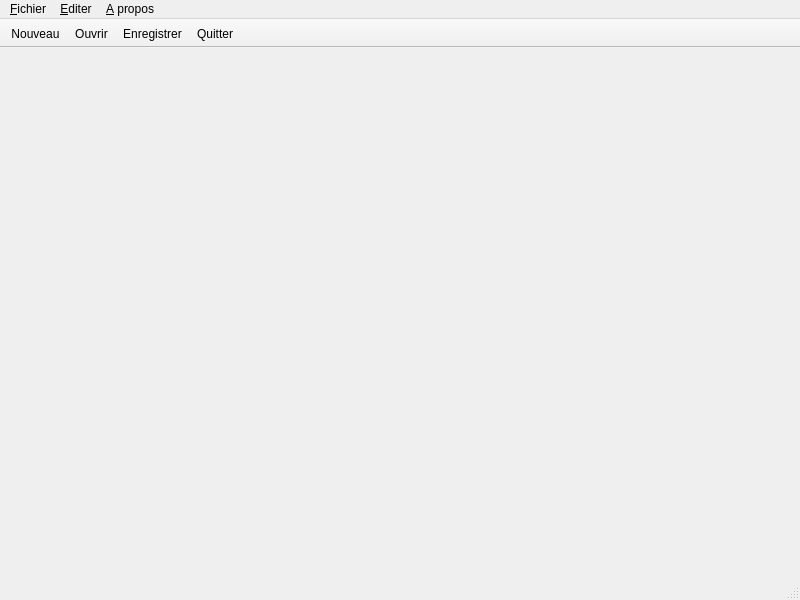
Before: the Qt Designer form interface/mainwindow.ui in TriComp/TriComp, drawn with Qt 5.
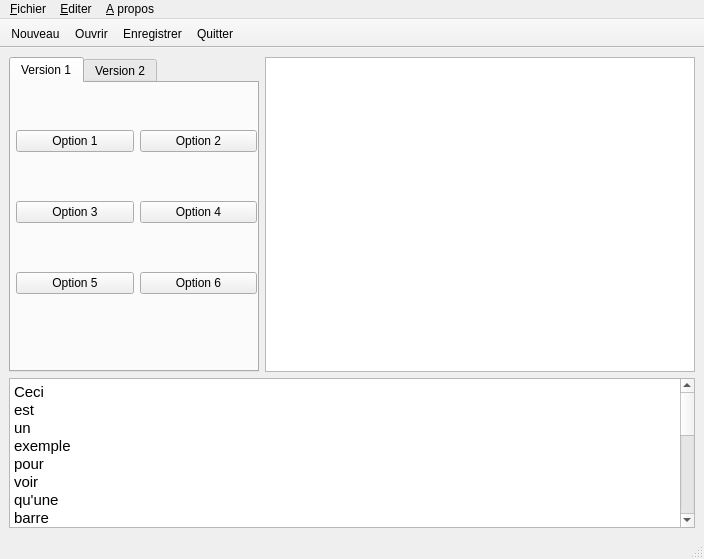
After: the same form once the commit is applied. Icons and pictures are not drawn.

Commit message: [interface] Allure générale de l'interface : premier jet

Diff of the .ui file:
```diff
--- a/interface/mainwindow.ui
+++ b/interface/mainwindow.ui
@@ -6,8 +6,8 @@
    <rect>
     <x>0</x>
     <y>0</y>
-    <width>800</width>
-    <height>600</height>
+    <width>704</width>
+    <height>559</height>
    </rect>
   </property>
   <property name="cursor">
@@ -17,15 +17,194 @@
    <string>TriComp</string>
   </property>
   <widget class="QWidget" name="centralwidget">
-   <layout class="QVBoxLayout" name="verticalLayout"/>
+   <layout class="QVBoxLayout" name="verticalLayout">
+    <item>
+     <layout class="QVBoxLayout" name="verticalLayout_2">
+      <item>
+       <layout class="QHBoxLayout" name="horizontalLayout">
+        <item>
+         <widget class="QTabWidget" name="tabWidget">
+          <property name="minimumSize">
+           <size>
+            <width>180</width>
+            <height>0</height>
+           </size>
+          </property>
+          <property name="maximumSize">
+           <size>
+            <width>250</width>
+            <height>16777215</height>
+           </size>
+          </property>
+          <property name="currentIndex">
+           <number>0</number>
+          </property>
+          <widget class="QWidget" name="tab">
+           <attribute name="title">
+            <string>Version 1</string>
+           </attribute>
+           <widget class="QWidget" name="gridLayoutWidget">
+            <property name="geometry">
+             <rect>
+              <x>5</x>
+              <y>4</y>
+              <width>241</width>
+              <height>251</height>
+             </rect>
+            </property>
+            <layout class="QGridLayout" name="gridLayout">
+             <item row="0" column="0">
+              <widget class="QPushButton" name="pushButton">
+               <property name="text">
+                <string>Option 1</string>
+               </property>
+               <property name="iconSize">
+                <size>
+                 <width>16</width>
+                 <height>16</height>
+                </size>
+               </property>
+               <property name="checkable">
+                <bool>true</bool>
+               </property>
+               <property name="autoExclusive">
+                <bool>true</bool>
+               </property>
+              </widget>
+             </item>
+             <item row="1" column="1">
+              <widget class="QPushButton" name="pushButton_4">
+               <property name="text">
+                <string>Option 4</string>
+               </property>
+               <property name="checkable">
+                <bool>true</bool>
+               </property>
+               <property name="autoExclusive">
+                <bool>true</bool>
+               </property>
+              </widget>
+             </item>
+             <item row="0" column="1">
+              <widget class="QPushButton" name="pushButton_3">
+               <property name="text">
+                <string>Option 2</string>
+               </property>
+               <property name="checkable">
+                <bool>true</bool>
+               </property>
+               <property name="autoExclusive">
+                <bool>true</bool>
+               </property>
+              </widget>
+             </item>
+             <item row="2" column="1">
+              <widget class="QPushButton" name="pushButton_6">
+               <property name="text">
+                <string>Option 6</string>
+               </property>
+               <property name="checkable">
+                <bool>true</bool>
+               </property>
+               <property name="autoExclusive">
+                <bool>true</bool>
+               </property>
+              </widget>
+             </item>
+             <item row="1" column="0">
+              <widget class="QPushButton" name="pushButton_2">
+               <property name="text">
+                <string>Option 3</string>
+               </property>
+               <property name="checkable">
+                <bool>true</bool>
+               </property>
+               <property name="autoExclusive">
+                <bool>true</bool>
+               </property>
+              </widget>
+             </item>
+             <item row="2" column="0">
+              <widget class="QPushButton" name="pushButton_5">
+               <property name="text">
+                <string>Option 5</string>
+               </property>
+               <property name="checkable">
+                <bool>true</bool>
+               </property>
+               <property name="autoExclusive">
+                <bool>true</bool>
+               </property>
+              </widget>
+             </item>
+            </layout>
+           </widget>
+          </widget>
+          <widget class="QWidget" name="tab_2">
+           <attribute name="title">
+            <string>Version 2</string>
+           </attribute>
+          </widget>
+         </widget>
+        </item>
+        <item>
+         <widget class="QGraphicsView" name="graphicsView"/>
+        </item>
+       </layout>
+      </item>
+      <item>
+       <widget class="QTextEdit" name="textEdit">
+        <property name="maximumSize">
+         <size>
+          <width>16777215</width>
+          <height>150</height>
+         </size>
+        </property>
+        <property name="readOnly">
+         <bool>true</bool>
+        </property>
+        <property name="html">
+         <string>&lt;!DOCTYPE HTML PUBLIC &quot;-//W3C//DTD HTML 4.0//EN&quot; &quot;http://www.w3.org/TR/REC-html40/strict.dtd&quot;&gt;
+&lt;html&gt;&lt;head&gt;&lt;meta name=&quot;qrichtext&quot; content=&quot;1&quot; /&gt;&lt;style type=&quot;text/css&quot;&gt;
+p, li { white-space: pre-wrap; }
+&lt;/style&gt;&lt;/head&gt;&lt;body style=&quot; font-family:'Ubuntu'; font-size:11pt; font-weight:400; font-style:normal;&quot;&gt;
+&lt;p style=&quot; margin-top:0px; margin-bottom:0px; margin-left:0px; margin-right:0px; -qt-block-indent:0; text-indent:0px;&quot;&gt;Ceci&lt;/p&gt;
+&lt;p style=&quot; margin-top:0px; margin-bottom:0px; margin-left:0px; margin-right:0px; -qt-block-indent:0; text-indent:0px;&quot;&gt;est&lt;/p&gt;
+&lt;p style=&quot; margin-top:0px; margin-bottom:0px; margin-left:0px; margin-right:0px; -qt-block-indent:0; text-indent:0px;&quot;&gt;un &lt;/p&gt;
+&lt;p style=&quot; margin-top:0px; margin-bottom:0px; margin-left:0px; margin-right:0px; -qt-block-indent:0; text-indent:0px;&quot;&gt;exemple&lt;/p&gt;
+&lt;p style=&quot; margin-top:0px; margin-bottom:0px; margin-left:0px; margin-right:0px; -qt-block-indent:0; text-indent:0px;&quot;&gt;pour&lt;/p&gt;
+&lt;p style=&quot; margin-top:0px; margin-bottom:0px; margin-left:0px; margin-right:0px; -qt-block-indent:0; text-indent:0px;&quot;&gt;voir&lt;/p&gt;
+&lt;p style=&quot; margin-top:0px; margin-bottom:0px; margin-left:0px; margin-right:0px; -qt-block-indent:0; text-indent:0px;&quot;&gt;qu'une&lt;/p&gt;
+&lt;p style=&quot; margin-top:0px; margin-bottom:0px; margin-left:0px; margin-right:0px; -qt-block-indent:0; text-indent:0px;&quot;&gt;barre&lt;/p&gt;
+&lt;p style=&quot; margin-top:0px; margin-bottom:0px; margin-left:0px; margin-right:0px; -qt-block-indent:0; text-indent:0px;&quot;&gt;de&lt;/p&gt;
+&lt;p style=&quot; margin-top:0px; margin-bottom:0px; margin-left:0px; margin-right:0px; -qt-block-indent:0; text-indent:0px;&quot;&gt;défilement&lt;/p&gt;
+&lt;p style=&quot; margin-top:0px; margin-bottom:0px; margin-left:0px; margin-right:0px; -qt-block-indent:0; text-indent:0px;&quot;&gt;est &lt;/p&gt;
+&lt;p style=&quot; margin-top:0px; margin-bottom:0px; margin-left:0px; margin-right:0px; -qt-block-indent:0; text-indent:0px;&quot;&gt;là&lt;/p&gt;
+&lt;p style=&quot; margin-top:0px; margin-bottom:0px; margin-left:0px; margin-right:0px; -qt-block-indent:0; text-indent:0px;&quot;&gt;si&lt;/p&gt;
+&lt;p style=&quot; margin-top:0px; margin-bottom:0px; margin-left:0px; margin-right:0px; -qt-block-indent:0; text-indent:0px;&quot;&gt;le&lt;/p&gt;
+&lt;p style=&quot; margin-top:0px; margin-bottom:0px; margin-left:0px; margin-right:0px; -qt-block-indent:0; text-indent:0px;&quot;&gt;texte&lt;/p&gt;
+&lt;p style=&quot; margin-top:0px; margin-bottom:0px; margin-left:0px; margin-right:0px; -qt-block-indent:0; text-indent:0px;&quot;&gt;est&lt;/p&gt;
+&lt;p style=&quot; margin-top:0px; margin-bottom:0px; margin-left:0px; margin-right:0px; -qt-block-indent:0; text-indent:0px;&quot;&gt;trop&lt;/p&gt;
+&lt;p style=&quot; margin-top:0px; margin-bottom:0px; margin-left:0px; margin-right:0px; -qt-block-indent:0; text-indent:0px;&quot;&gt;trop&lt;/p&gt;
+&lt;p style=&quot; margin-top:0px; margin-bottom:0px; margin-left:0px; margin-right:0px; -qt-block-indent:0; text-indent:0px;&quot;&gt;trop&lt;/p&gt;
+&lt;p style=&quot; margin-top:0px; margin-bottom:0px; margin-left:0px; margin-right:0px; -qt-block-indent:0; text-indent:0px;&quot;&gt;trop&lt;/p&gt;
+&lt;p style=&quot; margin-top:0px; margin-bottom:0px; margin-left:0px; margin-right:0px; -qt-block-indent:0; text-indent:0px;&quot;&gt;trop&lt;/p&gt;
+&lt;p style=&quot; margin-top:0px; margin-bottom:0px; margin-left:0px; margin-right:0px; -qt-block-indent:0; text-indent:0px;&quot;&gt;trop&lt;/p&gt;
+&lt;p style=&quot; margin-top:0px; margin-bottom:0px; margin-left:0px; margin-right:0px; -qt-block-indent:0; text-indent:0px;&quot;&gt;long&lt;/p&gt;&lt;/body&gt;&lt;/html&gt;</string>
+        </property>
+       </widget>
+      </item>
+     </layout>
+    </item>
+   </layout>
   </widget>
   <widget class="QMenuBar" name="menuBar">
    <property name="geometry">
     <rect>
      <x>0</x>
      <y>0</y>
-     <width>800</width>
-     <height>22</height>
+     <width>704</width>
+     <height>25</height>
     </rect>
    </property>
    <property name="defaultUp">
@@ -74,6 +253,9 @@
      <height>32</height>
     </size>
    </property>
+   <property name="toolButtonStyle">
+    <enum>Qt::ToolButtonIconOnly</enum>
+   </property>
    <property name="floatable">
     <bool>false</bool>
    </property>
```
